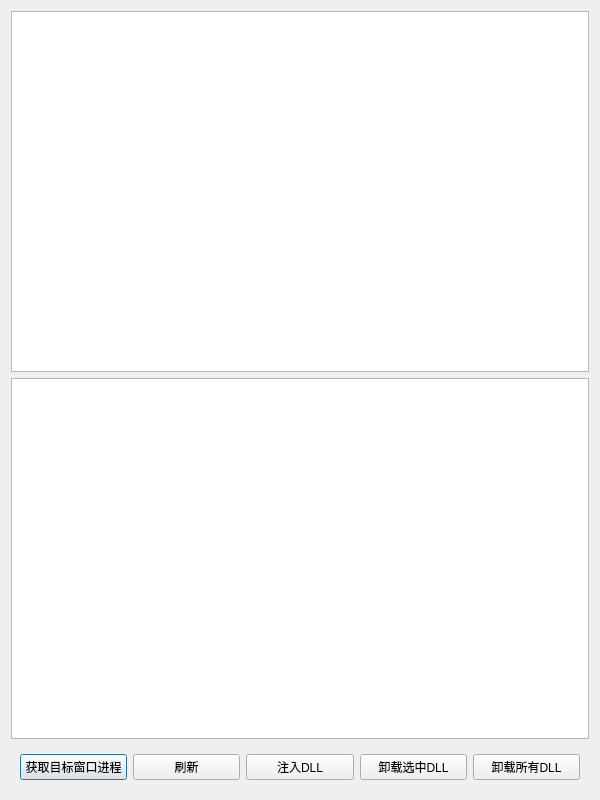
Before: the Qt Designer form processlistdialog.ui in liujiekkk/ProcInjectTool, drawn with Qt 5.
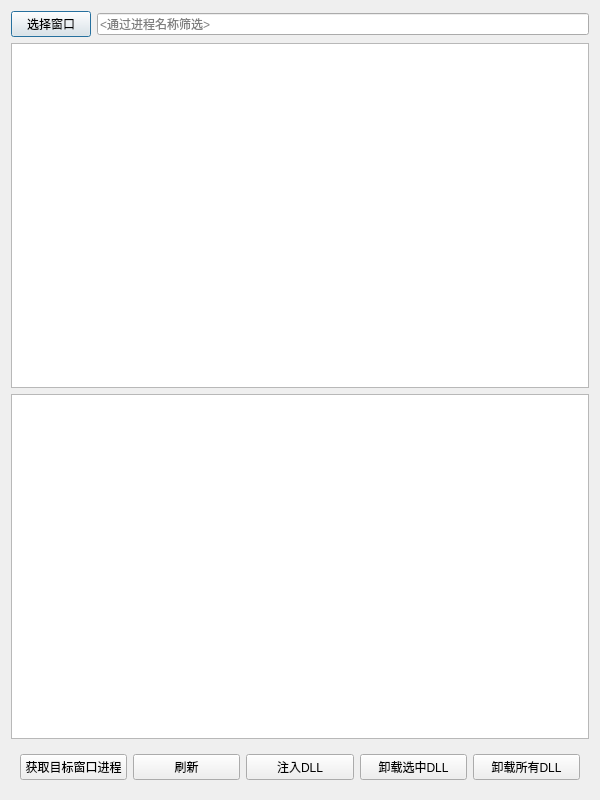
After: the same form once the commit is applied.

Commit message: 进程列表增加筛选功能

The edit to the form file:
```diff
--- a/processlistdialog.ui
+++ b/processlistdialog.ui
@@ -14,6 +14,41 @@
    <string>进程列表</string>
   </property>
   <layout class="QVBoxLayout" name="verticalLayout">
+   <item>
+    <widget class="QWidget" name="widget_2" native="true">
+     <layout class="QHBoxLayout" name="horizontalLayout_2">
+      <property name="leftMargin">
+       <number>0</number>
+      </property>
+      <property name="topMargin">
+       <number>0</number>
+      </property>
+      <property name="rightMargin">
+       <number>0</number>
+      </property>
+      <property name="bottomMargin">
+       <number>0</number>
+      </property>
+      <item>
+       <widget class="QPushButton" name="pushButton_6">
+        <property name="text">
+         <string>选择窗口</string>
+        </property>
+       </widget>
+      </item>
+      <item>
+       <widget class="QLineEdit" name="lineEditorFilterByProcName">
+        <property name="text">
+         <string/>
+        </property>
+        <property name="placeholderText">
+         <string>&lt;通过进程名称筛选&gt;</string>
+        </property>
+       </widget>
+      </item>
+     </layout>
+    </widget>
+   </item>
    <item>
     <widget class="QTableView" name="procTableView"/>
    </item>
```
The commit also changes 3 other files.
